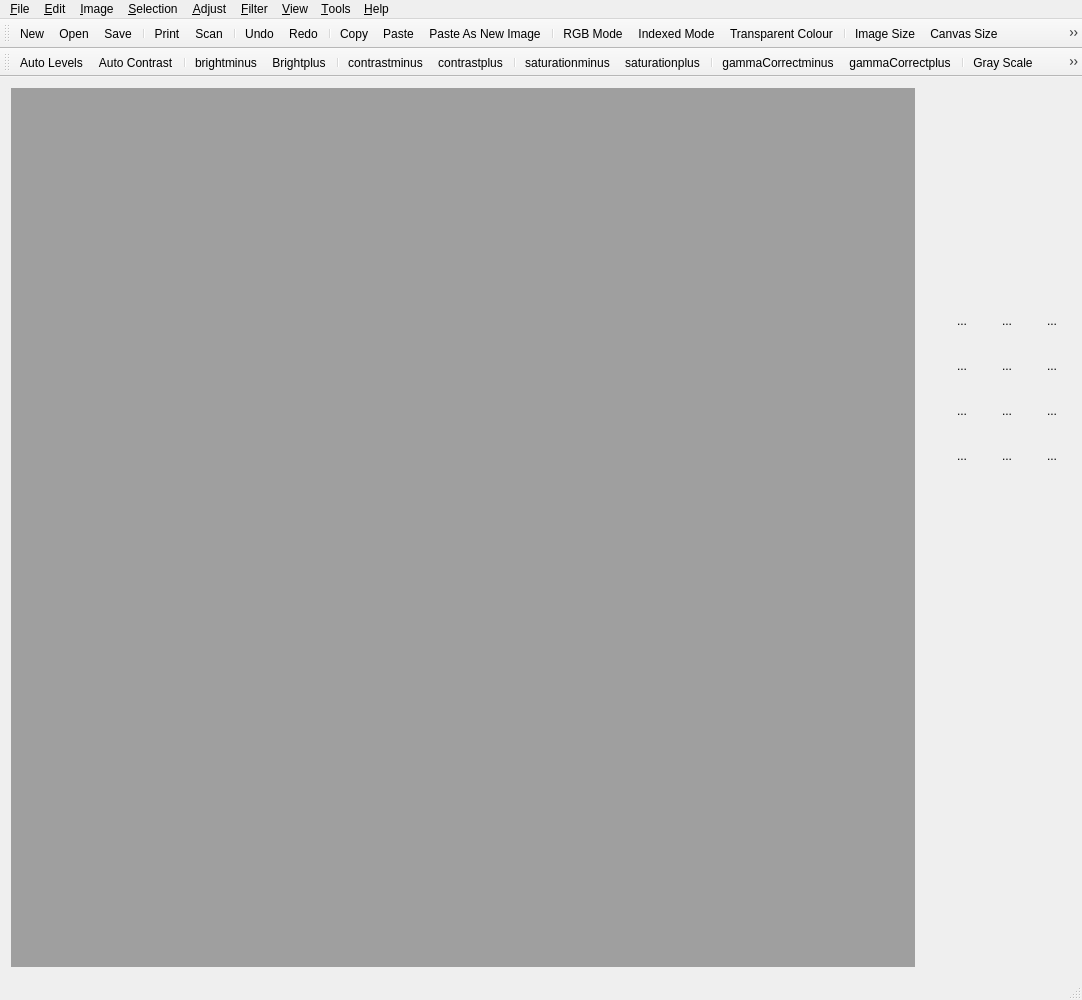
Old version of the form src/mainwindow.ui in the repository PhotoFlare/photoflare.
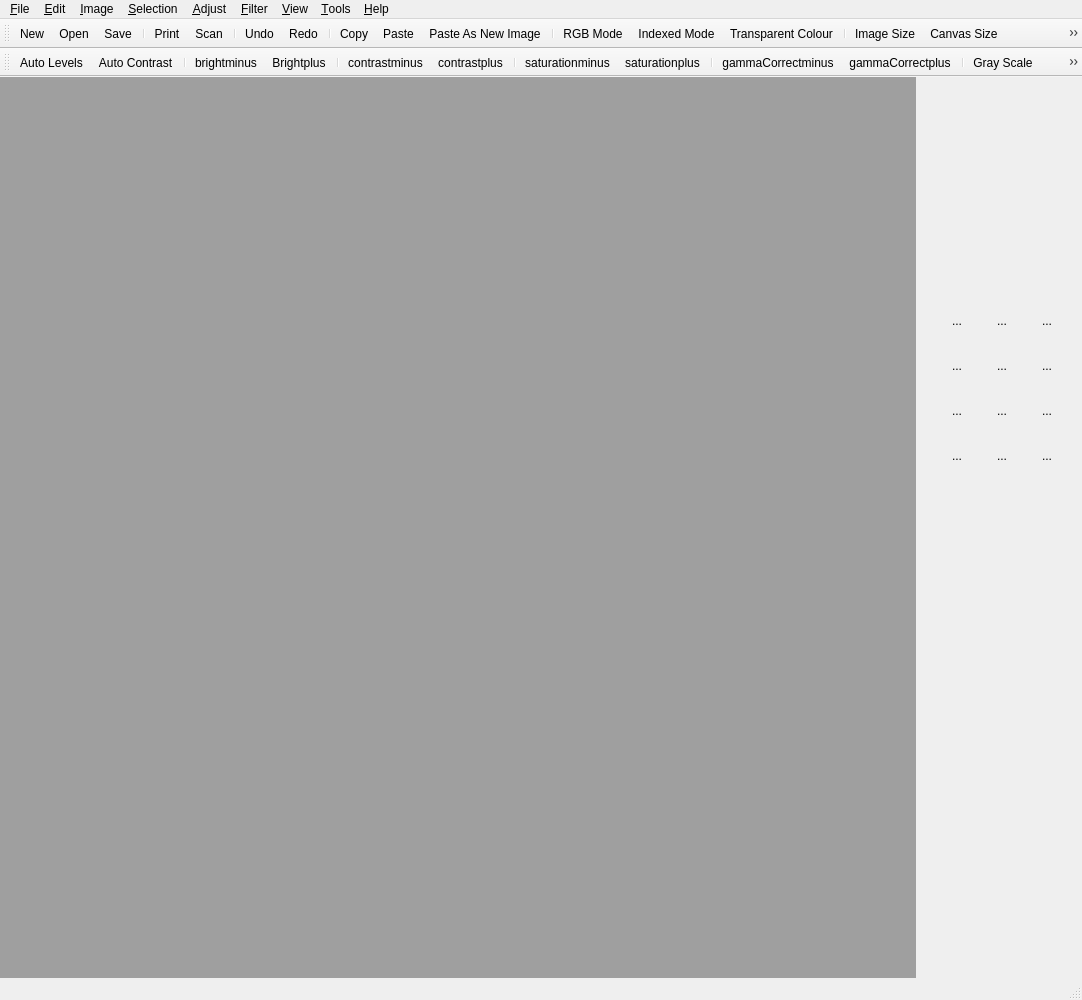
New version of the form. Icons and pictures are not drawn. Custom widgets are drawn as their Qt base class.

Commit message: Adjust spacing for main mdi area

The edit to the form file:
```diff
--- a/src/mainwindow.ui
+++ b/src/mainwindow.ui
@@ -42,6 +42,18 @@
     <string notr="true"/>
    </property>
    <layout class="QGridLayout" name="gridLayout">
+    <property name="leftMargin">
+     <number>0</number>
+    </property>
+    <property name="topMargin">
+     <number>0</number>
+    </property>
+    <property name="rightMargin">
+     <number>0</number>
+    </property>
+    <property name="bottomMargin">
+     <number>0</number>
+    </property>
     <item row="0" column="0">
      <widget class="QMdiArea" name="mdiArea">
       <property name="styleSheet">
@@ -471,13 +483,13 @@
    </property>
    <property name="minimumSize">
     <size>
-     <width>150</width>
+     <width>160</width>
      <height>400</height>
     </size>
    </property>
    <property name="maximumSize">
     <size>
-     <width>150</width>
+     <width>160</width>
      <height>400</height>
     </size>
    </property>
@@ -559,13 +571,13 @@
         <enum>QLayout::SetDefaultConstraint</enum>
        </property>
        <property name="leftMargin">
-        <number>10</number>
+        <number>15</number>
        </property>
        <property name="topMargin">
         <number>0</number>
        </property>
        <property name="rightMargin">
-        <number>10</number>
+        <number>15</number>
        </property>
        <property name="bottomMargin">
         <number>0</number>
```
The commit also changes 1 other file.
